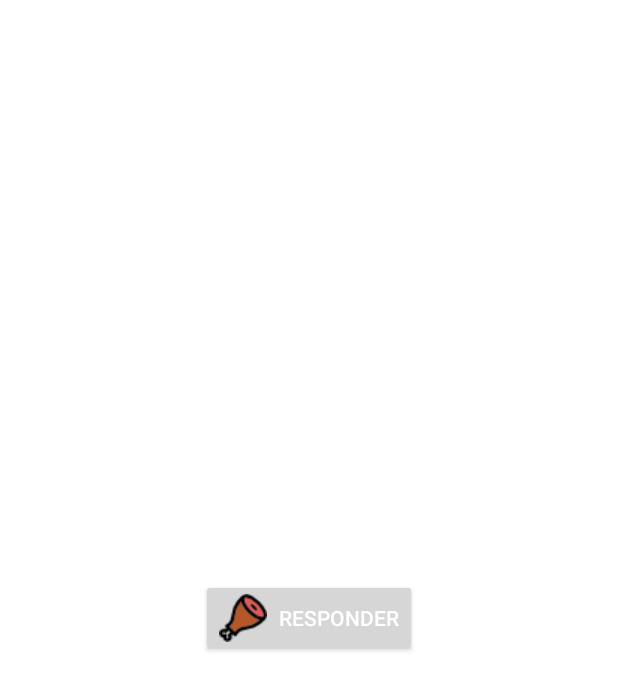
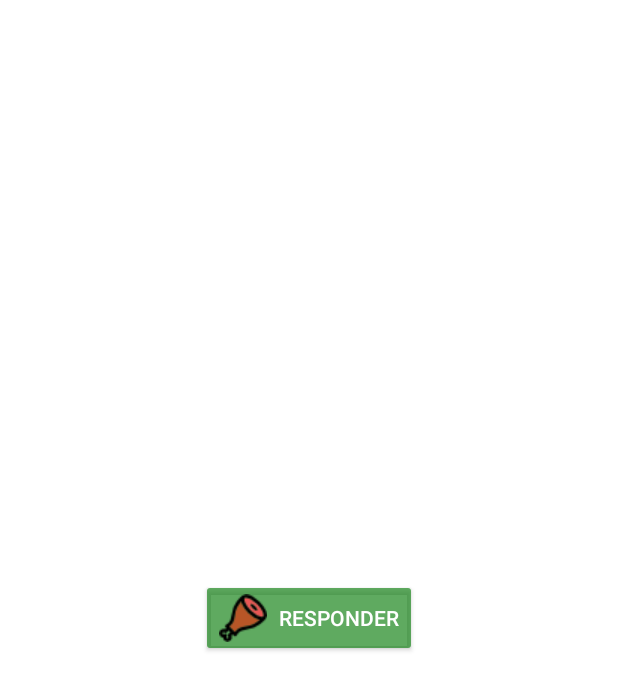
Before and after one commit to nelagalvez1984/AppIncarlopsa, an Android app: the layout actividad_botones.xml on its own in the app's theme, with its tools: preview values and no code run, on a phone screen of 412 x 824 dp. Shown: the top 690 px of the screen. Run offline under Robolectric (Android 15) with nearby library versions, the light colour scheme and no system bars.

Commit message:
comentario xml y iconos

```diff
--- a/app/src/main/res/layout/actividad_botones.xml
+++ b/app/src/main/res/layout/actividad_botones.xml
@@ -12,7 +12,7 @@
         android:layout_height="wrap_content"
         android:layout_centerHorizontal="true"
         android:layout_centerVertical="true"
-        android:backgroundTint="@color/colorVerdeDegradado"
+        android:backgroundTint="@color/colorVerdeApp"
         android:drawableLeft="@drawable/jamonsito"
         android:drawablePadding="8dp"
         android:text="Responder"
--- a/app/src/main/res/values/colors.xml
+++ b/app/src/main/res/values/colors.xml
@@ -684,10 +684,11 @@
     <color name="colorPrimary">#3F51B5</color>
     <color name="colorPrimaryDark">#303F9F</color>
     <color name="colorAccent">#b4a6ab</color>
-    <color name="colorVerdeApp">#1d871e</color>
+    <color name="colorVerdeApp">#b41d871e</color>
     <color name="colorRosaTransparenciaApp">#A0FF4081</color>
     <color name="colorRosaApp">#FF4081</color>
     <color name="colorAzulApp">#3F51B5</color>
     <color name="toolbar">#e1e1e1</color>
+    <color name="colorVerdeDegradado">#B41D871E</color>
 
 </resources>
```
